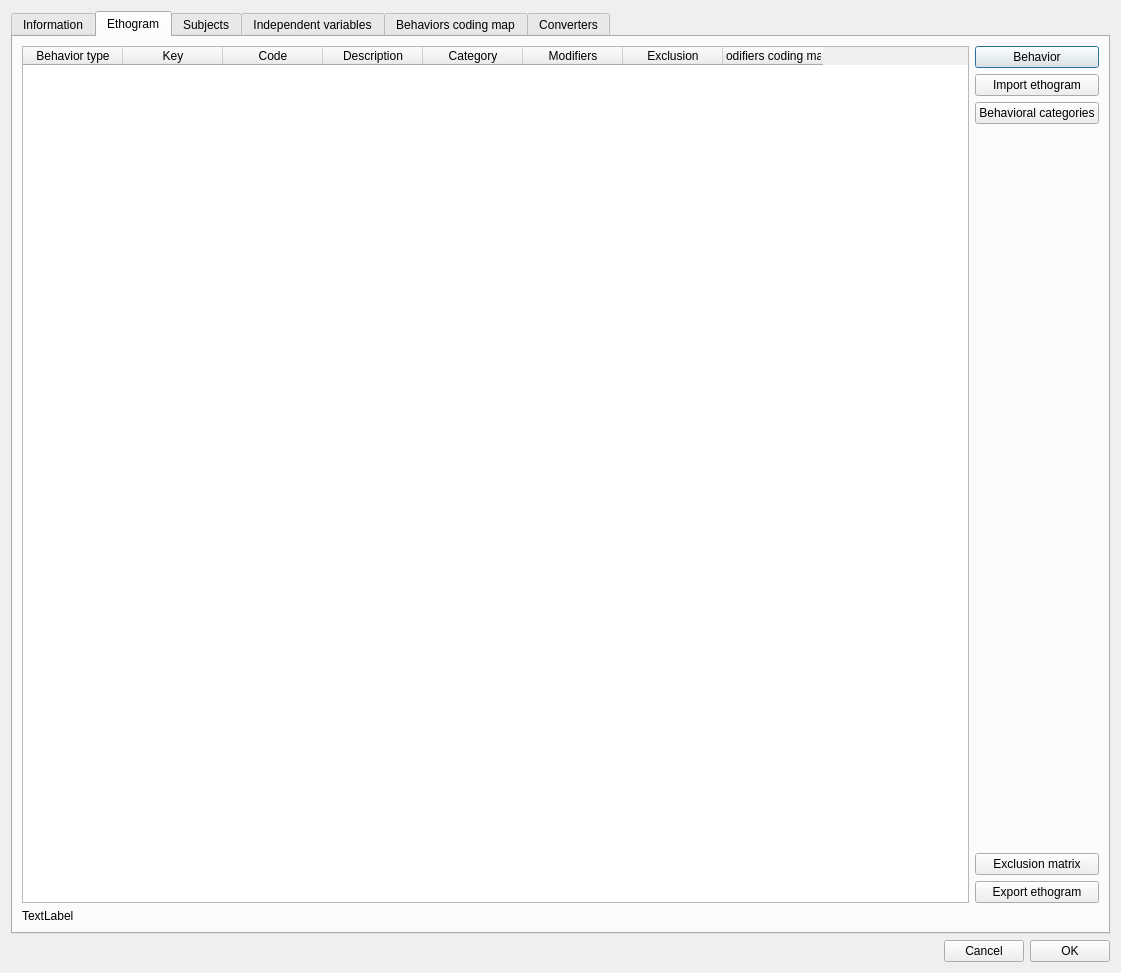
This is boris/project.ui in olivierfriard/BORIS as Qt 5 draws it before an edit. The edited form follows.
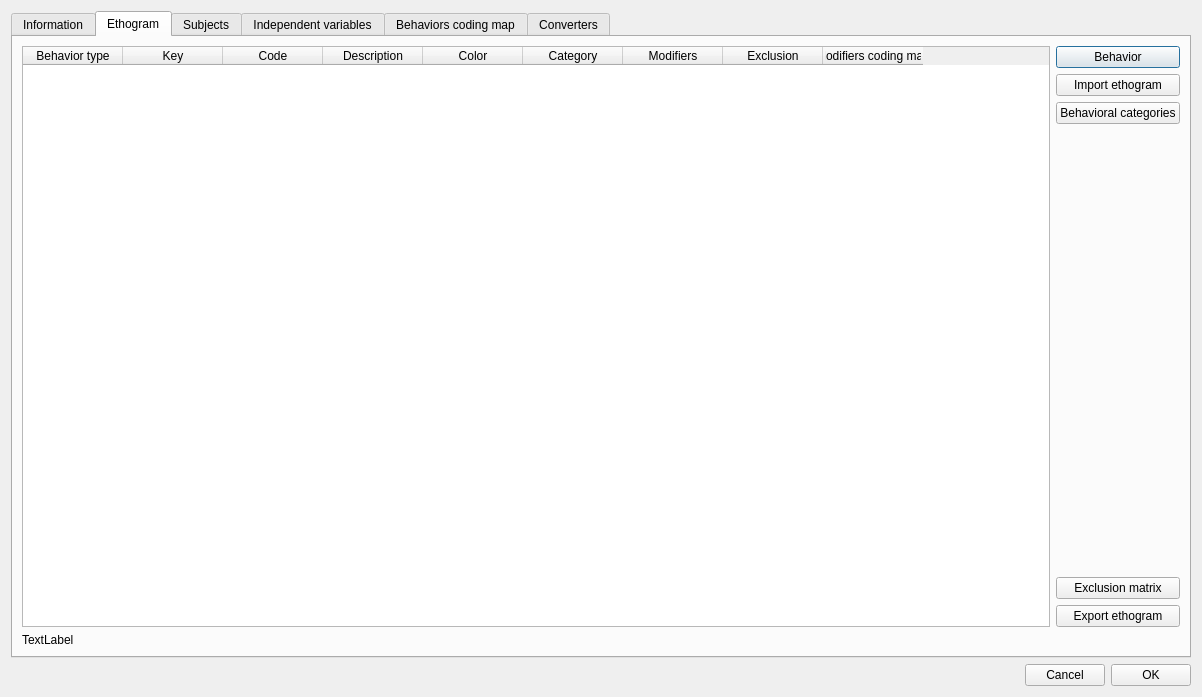
This is the edited form. The open tabs and pages were chosen to show the change.

Commit message: added behavior color customization

Diff of the .ui file:
```diff
--- a/boris/project.ui
+++ b/boris/project.ui
@@ -6,8 +6,8 @@
    <rect>
     <x>0</x>
     <y>0</y>
-    <width>1121</width>
-    <height>973</height>
+    <width>1202</width>
+    <height>697</height>
    </rect>
   </property>
   <property name="windowTitle">
@@ -202,6 +202,11 @@
                  <string>Description</string>
                 </property>
                </column>
+               <column>
+                <property name="text">
+                 <string>Color</string>
+                </property>
+               </column>
                <column>
                 <property name="text">
                  <string>Category</string>
```
Left out of the diff: 2 changed lines with no effect on the pictures. The commit also changes 5 other files.
